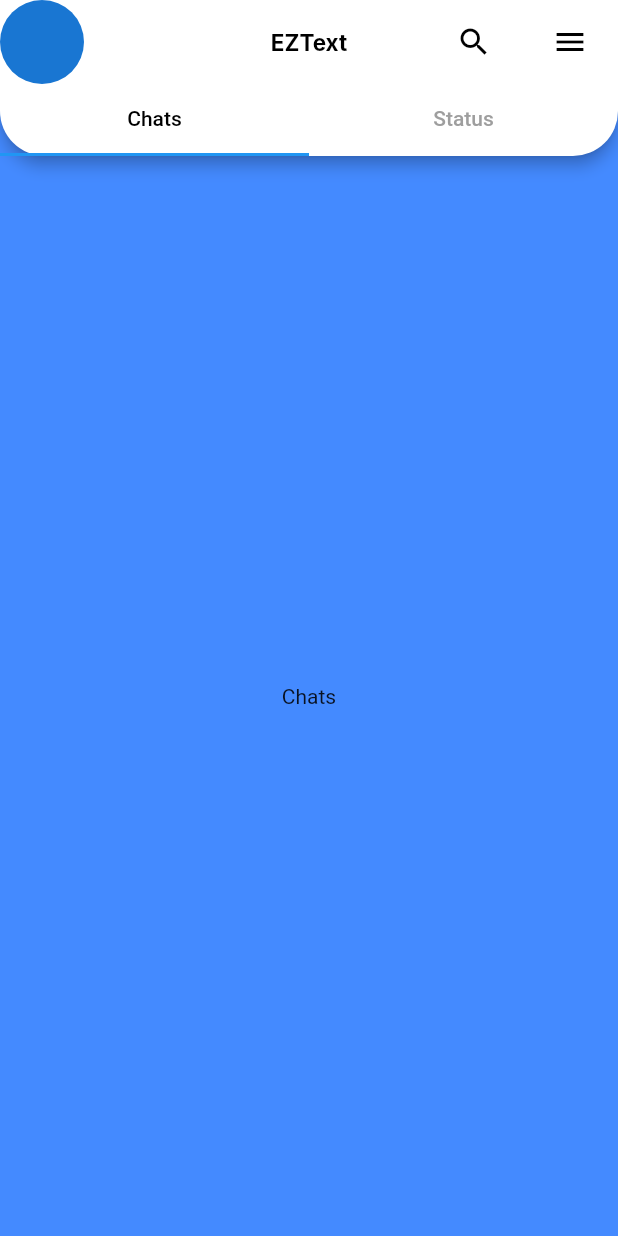
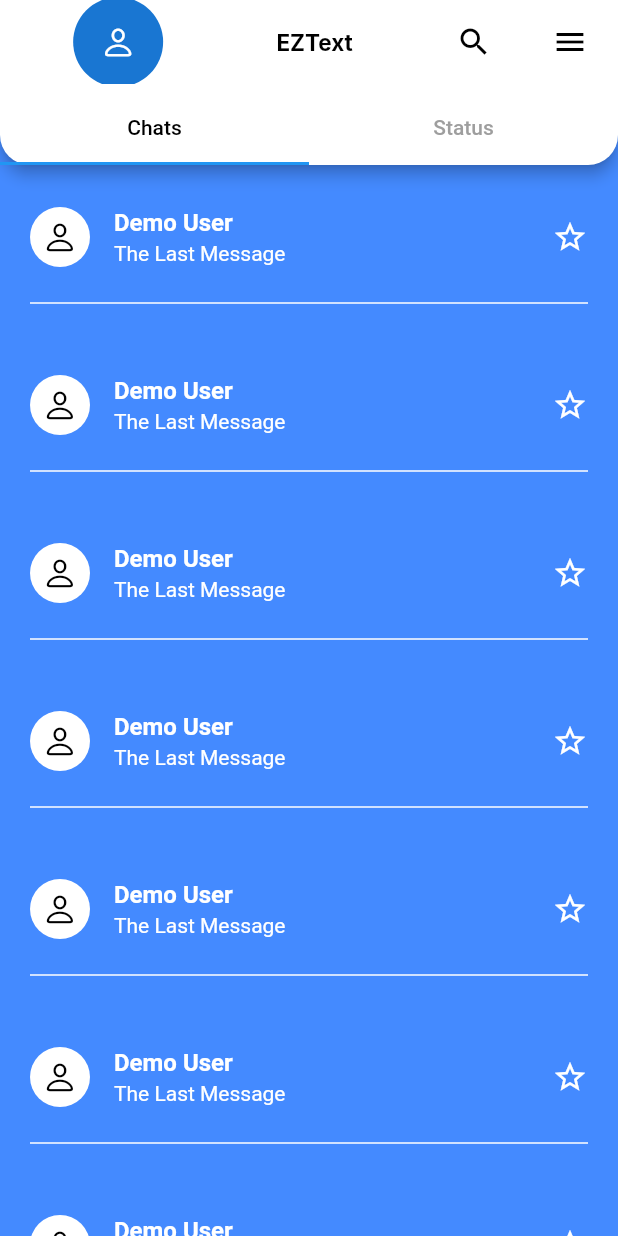
Before and after one commit to Namratasharma2002/Group932ASem3, a Flutter app: the HomeScreen screen opened directly, on a phone screen of 412 x 824 dp. Run offline on Flutter 3.47's test engine with Material 2 defaults, Android fonts, the phone set to English and light mode, and no system bars; our stand-ins replace cloud_firestore, firebase_auth, firebase_core; accounts and stored records are empty; Roboto replaces fonts that are missing (Inter).

Commit message:
Updated Frontend

```diff
--- a/lib/view/HomeScreen.dart
+++ b/lib/view/HomeScreen.dart
@@ -1,3 +1,4 @@
+import 'package:ez_text/view/Widgets/chat_user_card.dart';
 import 'package:flutter/cupertino.dart';
 import 'package:flutter/material.dart';
 
@@ -27,18 +28,25 @@ class _HomeScreenState extends State<HomeScreen> with SingleTickerProviderStateM
   Widget build(BuildContext context) {
     return Scaffold(
       backgroundColor: Colors.blueAccent,
-      appBar: AppBar(
+      appBar: PreferredSize(
+        preferredSize: Size.fromHeight(110),
+        child: AppBar(
           backgroundColor: Colors.white,
           shape: RoundedRectangleBorder(
             borderRadius: BorderRadius.vertical(
-            bottom: Radius.circular(30),
+              bottom: Radius.circular(20),
             ),
           ),
-        leading: CircleAvatar(
-          radius: 20,
+          centerTitle: true,
+          title: Row(
+            mainAxisAlignment: MainAxisAlignment.spaceEvenly,
+            children: [
+              CircleAvatar(
+                radius: 30,
+                child: Icon(CupertinoIcons.person),
               ),
-        centerTitle: true,
-        title: Text(
+              SizedBox(width: 10),
+              Text(
                 "EZText",
                 style: TextStyle(
                   fontFamily: 'Inter',
@@ -46,6 +54,8 @@ class _HomeScreenState extends State<HomeScreen> with SingleTickerProviderStateM
                   fontSize: 15,
                   color: Colors.black,
                 ),
+              ),
+            ],
           ),
           actions: [
             Padding(
@@ -80,7 +90,6 @@ class _HomeScreenState extends State<HomeScreen> with SingleTickerProviderStateM
             tabs: [
               Tab(
                 text: 'Chats',
-
               ),
               Tab(
                 text: 'Status',
@@ -88,10 +97,14 @@ class _HomeScreenState extends State<HomeScreen> with SingleTickerProviderStateM
             ],
           ),
         ),
+      ),
       body: TabBarView(
         controller: _tabController,
         children: [
-          // Chats content
+          ListView.builder(
+              itemBuilder:(context,index){
+            return const ChatUserCard();
+          }),
           Container(
             color: Colors.blueAccent,
             child: Center(
--- /dev/null
+++ b/lib/view/Widgets/chat_user_card.dart
@@ -0,0 +1,74 @@
+import 'package:flutter/cupertino.dart';
+import 'package:flutter/material.dart';
+
+class ChatUserCard extends StatefulWidget {
+  const ChatUserCard({Key? key}) : super(key: key);
+
+  @override
+  State<ChatUserCard> createState() => _ChatUserCardState();
+}
+
+class _ChatUserCardState extends State<ChatUserCard> {
+  bool isFavorite = false;
+
+  void toggleFavorite() {
+    setState(() {
+      isFavorite = !isFavorite;
+    });
+  }
+
+  @override
+  Widget build(BuildContext context) {
+    return Card(
+      elevation: 0, // No shadow for the card
+      color: Colors.transparent, // Make the card background transparent
+      child: InkWell(
+        onTap: () {},
+        child: Padding(
+          padding: const EdgeInsets.symmetric(vertical: 8.0),
+          child: Column(
+            children: [
+              ListTile(
+                contentPadding: EdgeInsets.symmetric(horizontal: 16.0),
+                leading: CircleAvatar(
+                  backgroundColor: Colors.white,
+                  child: Icon(
+                    CupertinoIcons.person,
+                    color: Colors.black,
+                  ),
+                ),
+                title: Text(
+                  "Demo User",
+                  style: TextStyle(
+                    color: Colors.white,
+                    fontWeight: FontWeight.bold,
+                  ),
+                ),
+                subtitle: Text(
+                  "The Last Message",
+                  style: TextStyle(
+                    color: Colors.white,
+                  ),
+                  maxLines: 1,
+                ),
+                trailing: GestureDetector(
+                  onTap: toggleFavorite,
+                  child: Icon(
+                    isFavorite ? Icons.star : Icons.star_border,
+                    color: isFavorite ? Colors.yellow : Colors.white,
+                  ),
+                ),
+              ),
+              Divider(
+                color: Colors.white,
+                thickness: 1.0,
+                indent: 16.0,
+                endIndent: 16.0,
+              ),
+            ],
+          ),
+        ),
+      ),
+    );
+  }
+}
--- a/lib/view/main.dart
+++ b/lib/view/main.dart
@@ -51,7 +51,7 @@ class MyApp extends StatelessWidget {
         primarySwatch: Colors.blue,
       ),
       // home: const MyHomePage(title: 'Flutter Demo Home Page'),
-      home:Login(),
+      home:HomeScreen(),
     );
   }
 }
```
Lines whose indentation alone changed are shown as unchanged.
